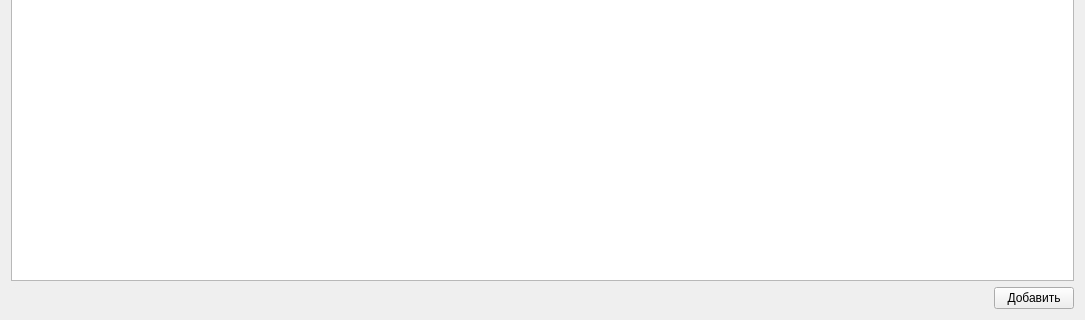
Before: the Qt Designer form client/src/educationwork/formeducationwork.ui in rainovskyqt/teacher_plan, drawn with Qt 5; both pictures show x 0 to 1085 and y 313 to 633 of the 1085 by 633 pixel window.
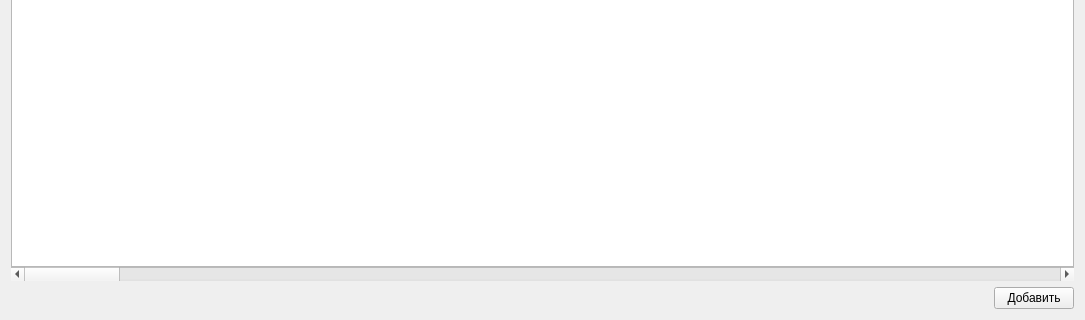
After: the same form once the commit is applied. Custom widgets are drawn as their Qt base class.

```diff
--- a/client/src/educationwork/formeducationwork.ui
+++ b/client/src/educationwork/formeducationwork.ui
@@ -29,6 +29,12 @@
          <pointsize>8</pointsize>
         </font>
        </property>
+       <property name="verticalScrollBarPolicy">
+        <enum>Qt::ScrollBarAlwaysOff</enum>
+       </property>
+       <property name="horizontalScrollBarPolicy">
+        <enum>Qt::ScrollBarAlwaysOff</enum>
+       </property>
        <property name="editTriggers">
         <set>QAbstractItemView::NoEditTriggers</set>
        </property>
@@ -55,6 +61,13 @@
        </property>
       </widget>
      </item>
+     <item>
+      <widget class="QScrollBar" name="scrolbar">
+       <property name="orientation">
+        <enum>Qt::Horizontal</enum>
+       </property>
+      </widget>
+     </item>
      <item>
       <widget class="EducationalFooter" name="w_footer" native="true"/>
      </item>
```
